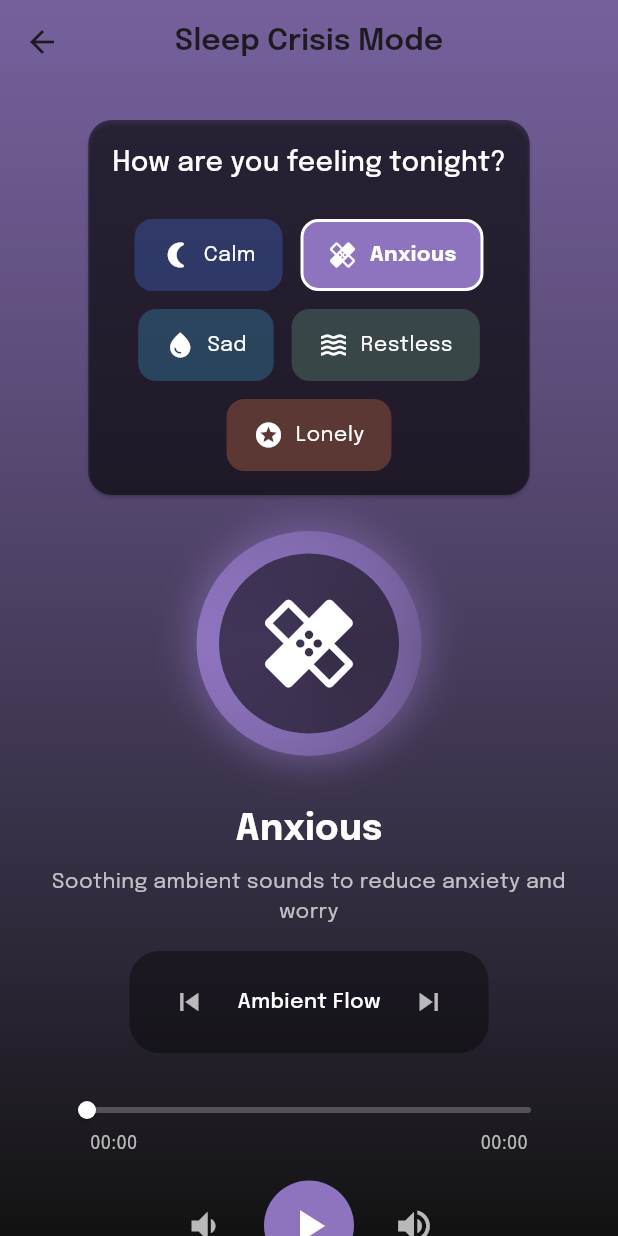
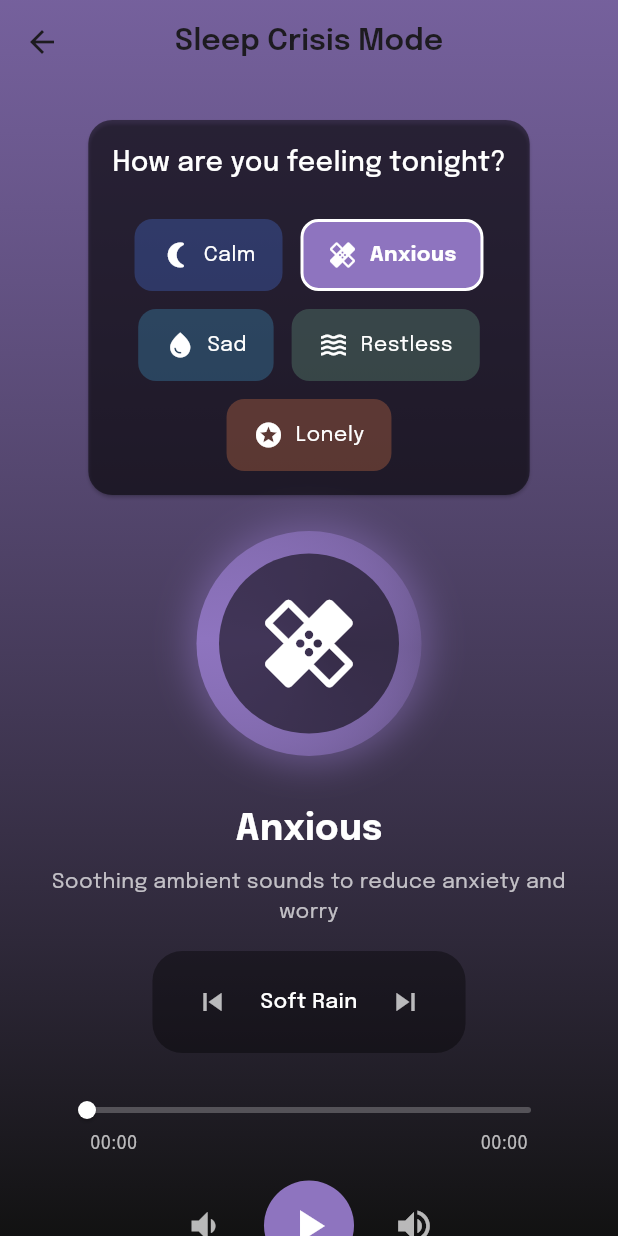
Before and after one commit to adahaggarwal/inner-glow, a Flutter app: the SleepCrisisScreen screen opened directly, after a tap on "Calm", after a tap on "Anxious", on a phone screen of 412 x 824 dp. Run offline on Flutter 3.47's test engine with Material 3 defaults, Android fonts, the phone set to English and light mode, and no system bars; our stand-ins replace confetti, image_picker, just_audio, percent_indicator, permission_handler, shared_preferences and 2 more; missing offline and left inert: audio_session; accounts and stored records are empty.

Commit message:
mp3 files fixed

```diff
--- a/lib/screens/sleep_crisis_mode.dart
+++ b/lib/screens/sleep_crisis_mode.dart
@@ -23,16 +23,16 @@ class _SleepCrisisScreenState extends State<SleepCrisisScreen> with SingleTicker
     "Calm": MoodMusic(
       tracks: [
         Track(
-          url: "https://www.soundhelix.com/examples/mp3/SoundHelix-Song-1.mp3",
-          title: "Gentle Piano",
+          url: "https://www.bensound.com/bensound-music/bensound-slowmotion.mp3",
+          title: "Slow Motion",
         ),
         Track(
-          url: "https://www.soundhelix.com/examples/mp3/SoundHelix-Song-7.mp3",
-          title: "Ocean Waves",
+          url: "https://www.bensound.com/bensound-music/bensound-relaxing.mp3",
+          title: "Relaxing",
         ),
         Track(
-          url: "https://www.soundhelix.com/examples/mp3/SoundHelix-Song-9.mp3",
-          title: "Night Forest",
+          url: "https://www.bensound.com/bensound-music/bensound-tenderness.mp3",
+          title: "Tenderness",
         ),
       ],
       color: Color(0xFF4A78E6),
@@ -42,16 +42,16 @@ class _SleepCrisisScreenState extends State<SleepCrisisScreen> with SingleTicker
     "Anxious": MoodMusic(
       tracks: [
         Track(
-          url: "https://www.soundhelix.com/examples/mp3/SoundHelix-Song-2.mp3",
-          title: "Ambient Flow",
+          url: "https://www.bensound.com/bensound-music/bensound-slowmotion.mp3",
+          title: "Soft Rain",
         ),
         Track(
-          url: "https://www.soundhelix.com/examples/mp3/SoundHelix-Song-8.mp3",
-          title: "Deep Breathing",
+          url: "https://www.bensound.com/bensound-music/bensound-creativeminds.mp3",
+          title: "Deep Focus",
         ),
         Track(
-          url: "https://www.soundhelix.com/examples/mp3/SoundHelix-Song-13.mp3",
-          title: "Calm Meditation",
+          url: "https://www.bensound.com/bensound-music/bensound-dreams.mp3",
+          title: "Tranquil Mind",
         ),
       ],
       color: Color(0xFF8E74BF),
@@ -99,16 +99,16 @@ class _SleepCrisisScreenState extends State<SleepCrisisScreen> with SingleTicker
     "Lonely": MoodMusic(
       tracks: [
         Track(
-          url: "https://www.soundhelix.com/examples/mp3/SoundHelix-Song-5.mp3",
-          title: "Warm Soundscape",
+          url: "https://www.bensound.com/bensound-music/bensound-goinghigher.mp3",
+          title: "Going Higher",
         ),
         Track(
-          url: "https://www.soundhelix.com/examples/mp3/SoundHelix-Song-12.mp3",
-          title: "Celestial Tones",
+          url: "https://www.bensound.com/bensound-music/bensound-tenderness.mp3",
+          title: "Tenderness",
         ),
         Track(
-          url: "https://www.soundhelix.com/examples/mp3/SoundHelix-Song-15.mp3",
-          title: "Companionship",
+          url: "https://www.bensound.com/bensound-music/bensound-slowmotion.mp3",
+          title: "Slow Motion",
         ),
       ],
       color: Color(0xFFE67C4A),
```
Also changed, not shown: lib/screens/home_screen.dart (+26 -3 lines).
